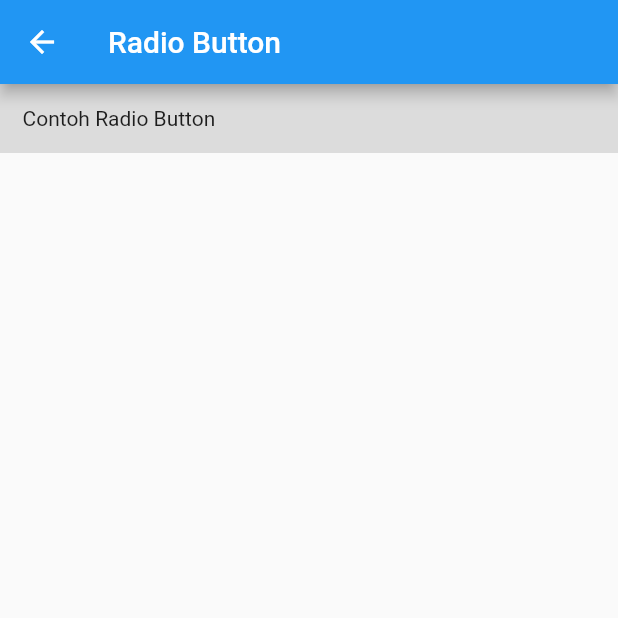
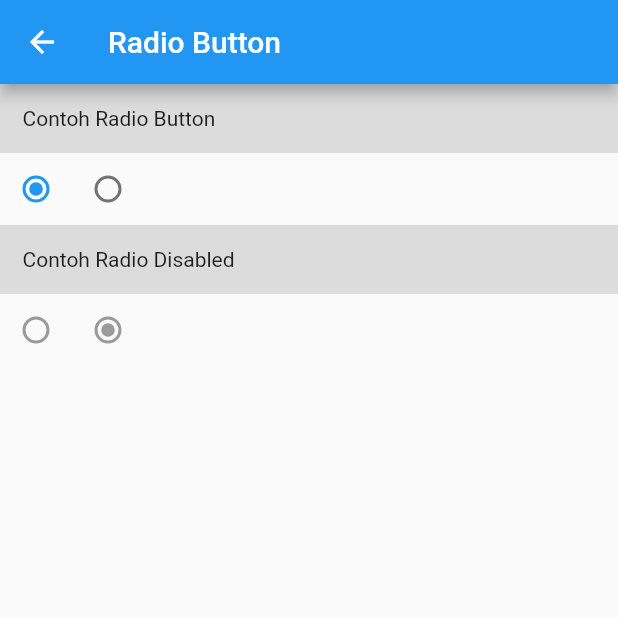
Before and after one commit to yobisetiawan/flutter-catalog, a Flutter app: the MyRadio screen opened directly, on a phone screen of 412 x 824 dp, the top half of it. Run offline on Flutter 3.47's test engine with Material 2 defaults, Android fonts, the phone set to English and light mode, and no system bars; our stand-ins replace cached_network_image, google_fonts.

```diff
--- a/lib/catalog/radio.dart
+++ b/lib/catalog/radio.dart
@@ -15,7 +15,68 @@ class MyRadio extends StatelessWidget {
           color: Colors.black12,
           child: const Text('Contoh Radio Button'),
         ),
+        const RadioBasic(),
+        Container(
+          padding: const EdgeInsets.all(15),
+          color: Colors.black12,
+          child: const Text('Contoh Radio Disabled'),
+        ),
+        Row(
+          children: const [
+            Radio(
+              value: 0,
+              groupValue: 1,
+              onChanged: null,
+            ),
+            Radio(
+              value: 1,
+              groupValue: 1,
+              onChanged: null,
+            ),
+          ],
+        )
       ]),
     );
   }
 }
+
+class RadioBasic extends StatefulWidget {
+  const RadioBasic({Key? key}) : super(key: key);
+
+  @override
+  State<RadioBasic> createState() => _RadioBasicState();
+}
+
+class _RadioBasicState extends State<RadioBasic> {
+  int _radioValue = 0;
+
+  @override
+  Widget build(BuildContext context) {
+    return Row(
+      children: [
+        Radio(
+          value: 0,
+          groupValue: _radioValue,
+          onChanged: (int? val) {
+            if (val != null) {
+              setState(() {
+                _radioValue = val;
+              });
+            }
+          },
+        ),
+        Radio(
+          value: 1,
+          groupValue: _radioValue,
+          onChanged: (int? val) {
+            if (val != null) {
+              setState(() {
+                _radioValue = val;
+              });
+            }
+          },
+        )
+      ],
+    );
+  }
+}
```
Also changed, not shown: lib/catalog/list_view.dart (added, +28 -0 lines), lib/catalog/loading.dart (added, +38 -0 lines), lib/main.dart (+16 -1 lines).
